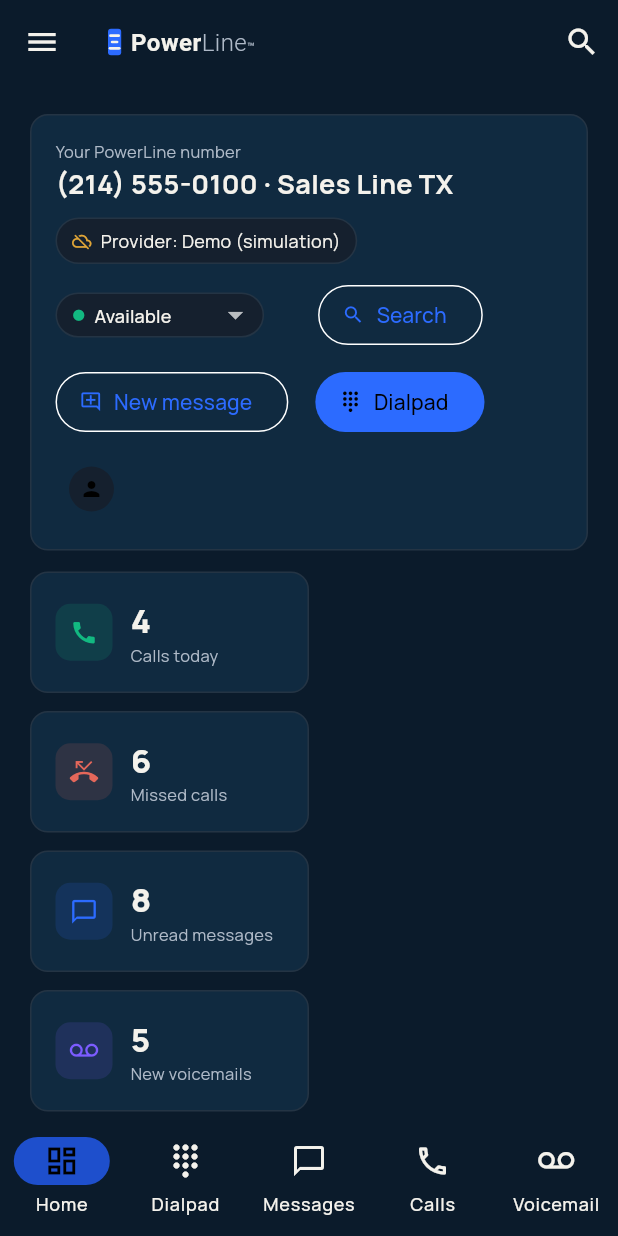
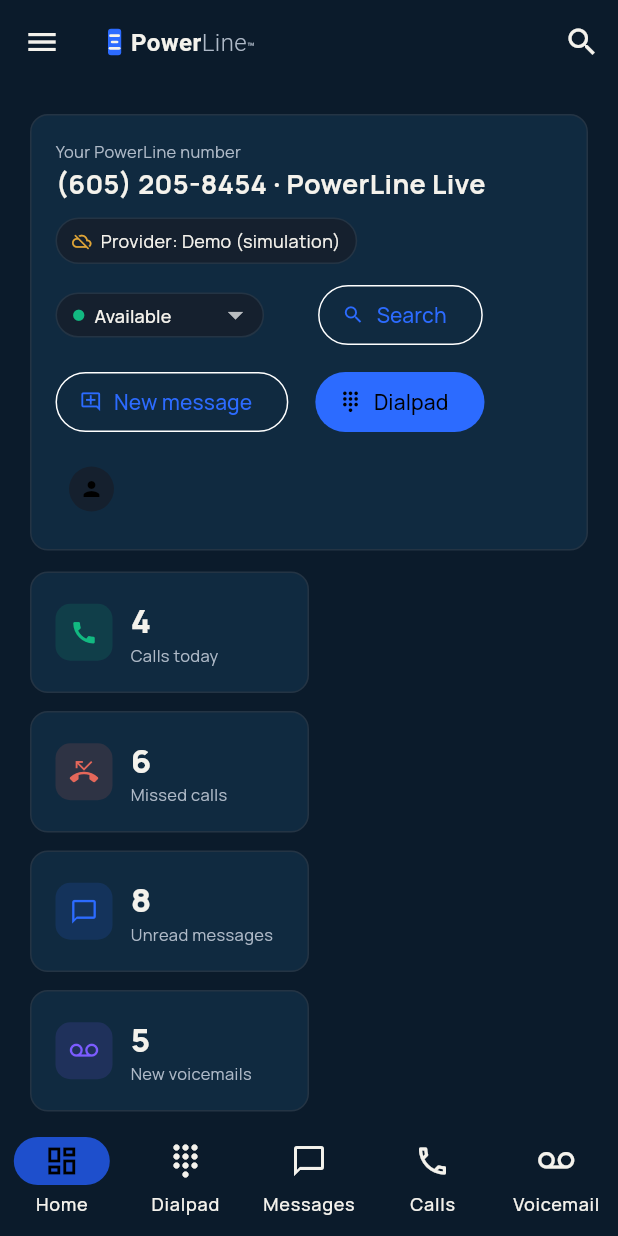
Before and after one commit to awwmit-69/Powerline, a Flutter app: the screen it shows after launch, on a phone screen of 412 x 824 dp. Run offline on Flutter 3.47's test engine with Material 3 defaults, Android fonts, the phone set to English and light mode, and no system bars; our stand-ins replace audioplayers, csv, flutter_riverpod, go_router; missing offline and left inert: dart:js, file_selector.

Commit message:
Configure Arpita bb voice for PowerLine agents

```diff
--- a/flutter_app/lib/data/seed/demo_seed.dart
+++ b/flutter_app/lib/data/seed/demo_seed.dart
@@ -108,7 +108,11 @@
         jobTitle: i % 4 == 0 ? 'Owner' : 'Manager',
         phones: [PhoneEntry(label: 'mobile', e164: _phoneFor(i))],
         emails: ['demo.contact$i@mail.example'],
-        tags: i % 5 == 0 ? const ['storm-lead'] : const ['inbound'],
+        tags: i >= 40
+            ? const ['truuowner-buyer', 'data-sales']
+            : i % 5 == 0
+                ? const ['storm-lead']
+                : const ['inbound'],
         timeZone: i % 2 == 0 ? 'America/Chicago' : 'America/New_York',
         dnc: i == 24 || i == 49,
         smsOptOut: i == 29,
@@ -121,6 +125,15 @@
   }
 
   final numbers = <PowerlineNumber>[
+    const PowerlineNumber(
+      id: 'pn_twilio_live',
+      e164: '+16052058454',
+      label: 'PowerLine Live',
+      provider: 'twilio',
+      status: 'active',
+      isDemo: false,
+      a2pStatus: 'trial-restricted',
+    ),
     const PowerlineNumber(
       id: 'pn_tx',
       e164: '+12145550100',
@@ -321,6 +334,31 @@
       leadContactIds: [for (var i = 0; i < 12; i++) 'ct_seed$i'],
       createdAt: now.subtract(const Duration(days: 2)),
     ),
+    Campaign(
+      id: 'cp_data',
+      name: 'TruuOwner Data Buyers',
+      description:
+          'Qualify buyers by audience, geography, volume, fields, and delivery date.',
+      offer: 'CRM-ready homeowner records with clear field definitions',
+      industry: 'Data Sales',
+      status: CampaignStatus.active,
+      timeZone: 'America/New_York',
+      assignedNumberIds: const ['pn_twilio_live'],
+      assignedAgentIds: const ['ag_data'],
+      leadContactIds: [for (var i = 40; i < 80; i++) 'ct_seed$i'],
+      callScript:
+          'Before we talk record count, who exactly are you trying to reach, where, and what makes a record usable for your team?',
+      messageTemplates: const [
+        'Hi {firstName}, I can map the right homeowner audience, fields, geography, and volume before you spend on the wrong records.',
+      ],
+      objectionLibrary: const {
+        'too expensive':
+            'Let us price the usable records and targeting—not a pile of rows your reps cannot sell.',
+        'need a sample':
+            'I can walk you through the fields, filters, suppression, and delivery format first.',
+      },
+      createdAt: now.subtract(const Duration(days: 3)),
+    ),
   ];
 
   final deals = <PipelineDeal>[
@@ -367,6 +405,7 @@
       name: 'Roofing Appointment Assistant',
       description: 'Books inspection appointments for roofing campaigns.',
       role: 'outbound',
+      voiceProvider: 'elevenlabs:arpita-bb',
       greeting:
           'Hi! I am an automated assistant for the demo roofing team. This call is simulated.',
       systemPrompt:
@@ -408,6 +447,30 @@
       role: 'inbound',
       greeting:
           'Hello! This is the Powerline demo AI agent. This conversation is simulated.',
+    ),
+    const AiAgent(
+      id: 'ag_data',
+      name: 'TruuOwner Buyer Qualifier',
+      description:
+          'Qualifies data buyers before a human rep scopes volume and pricing.',
+      role: 'outbound',
+      voiceProvider: 'elevenlabs:arpita-bb',
+      greeting:
+          'Hi, this is the automated TruuOwner qualification assistant. I will ask a few questions before connecting you with a data specialist.',
+      systemPrompt:
+          'Identify audience, geography, volume, required fields, use case, delivery date, CRM, and budget. Never promise an accuracy rate or final price. Escalate qualified buyers to a human.',
+      qualificationGoals: [
+        'target audience',
+        'states or ZIP codes',
+        'record volume',
+        'required fields',
+        'CRM and campaign type',
+        'delivery date',
+        'budget range',
+      ],
+      assignedCampaignIds: ['cp_data'],
+      assignedNumberIds: ['pn_twilio_live'],
+      handoffDestination: 'ring-group:data-sales',
     ),
   ];
 
```
